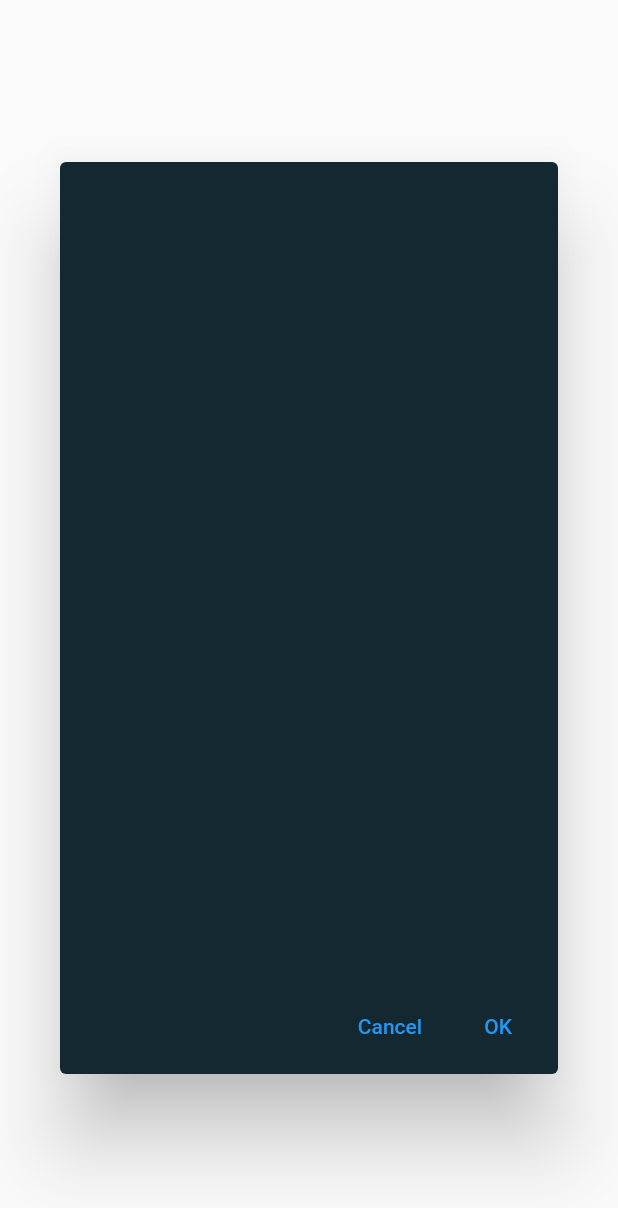
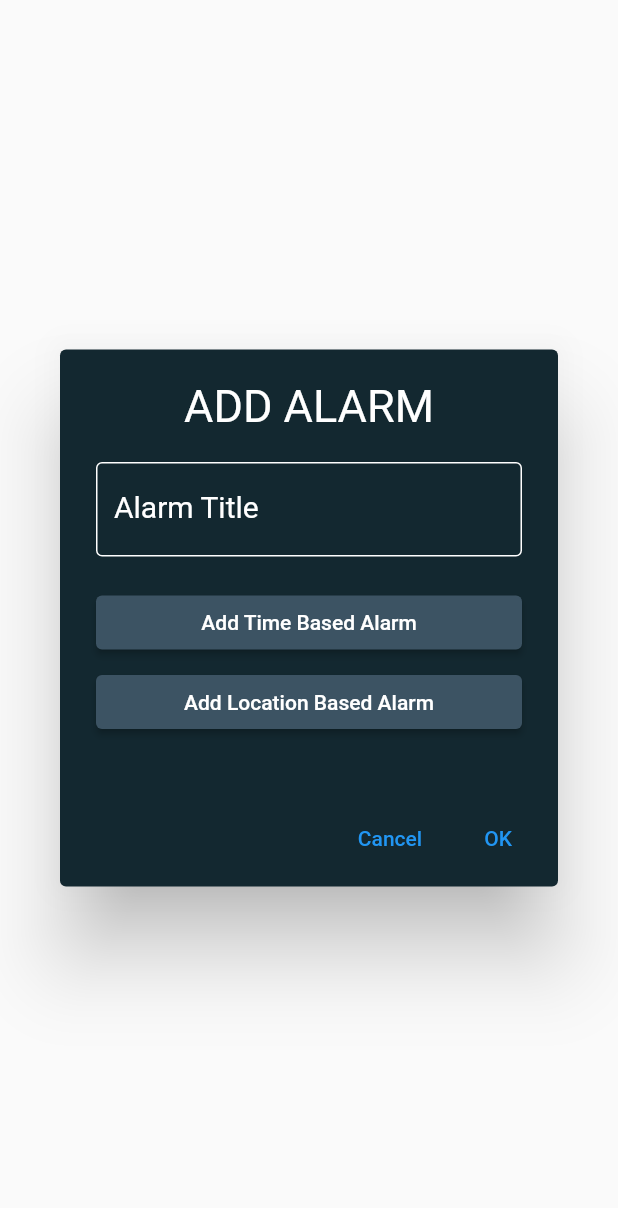
Before and after one commit to YeasirAR/smart_notify, a Flutter app: the CreateAlarm widget shown alone on an empty page, opened directly, on a phone screen of 412 x 824 dp. Shown: the top 1208 px of the screen. Run offline on Flutter 3.47's test engine with Material 2 defaults, Android fonts, the phone set to English and light mode, and no system bars; our stand-ins replace flutter_switch, font_awesome_flutter, google_nav_bar, hive_flutter, line_icons; missing offline and left inert: flutter_ringtone_player; accounts and stored records are empty.

Commit message:
Add Time Based Alarm

```diff
--- a/lib/alarm/createAlarm.dart
+++ b/lib/alarm/createAlarm.dart
@@ -10,16 +10,80 @@ class CreateAlarm extends StatefulWidget {
 class _CreateAlarmState extends State<CreateAlarm> {
   @override
   Widget build(BuildContext context) {
+    void createTimeAlarm() async {
+      TimeOfDay _time = TimeOfDay(hour: 7, minute: 15);
+      final TimeOfDay? newTime = await showTimePicker(
+        context: context,
+        initialTime: _time,
+      );
+    }
+
     return AlertDialog(
       backgroundColor: Color.fromARGB(255, 19, 40, 48),
       content: Container(
           alignment: Alignment.center,
-            height: 500,
+          height: 250,
           width: 400,
+          child: Column(
+            children: <Widget>[
+              Padding(
+                padding: const EdgeInsets.only(bottom: 20),
+                child: Text(
+                  "ADD ALARM",
+                  style: TextStyle(color: Colors.white, fontSize: 30),
                 ),
+              ),
+              TextFormField(
+                onChanged: (value) {},
+                decoration: InputDecoration(
+                    label: Text("Alarm Title",
+                        style: TextStyle(color: Colors.white, fontSize: 20)),
+                    disabledBorder: OutlineInputBorder(
+                        borderSide: BorderSide(color: Colors.white)),
+                    enabledBorder: OutlineInputBorder(
+                        borderSide: BorderSide(color: Colors.white)),
+                    focusedBorder: OutlineInputBorder(
+                        borderSide: BorderSide(width: 3, color: Colors.white)),
+                    border: OutlineInputBorder(
+                        borderSide: BorderSide(color: Colors.white)),
+                    hintText: 'Enter alarm title',
+                    hintStyle: TextStyle(
+                        color: Color.fromARGB(255, 150, 148, 148),
+                        fontSize: 20)),
+              ),
+              Padding(
+                padding: const EdgeInsets.only(top: 20, bottom: 5),
+                child: SizedBox(
+                  width: 500,
+                  child: ElevatedButton(
+                      style: ElevatedButton.styleFrom(
+                        backgroundColor: const Color.fromARGB(255, 60, 83, 99),
+                      ),
+                      onPressed: () {
+                        setState(() {
+                          Navigator.pop(context);
+                          createTimeAlarm();
+                        });
+                      },
+                      child: const Text('Add Time Based Alarm')),
+                ),
+              ),
+              SizedBox(
+                width: 500,
+                child: ElevatedButton(
+                    style: ElevatedButton.styleFrom(
+                      backgroundColor: const Color.fromARGB(255, 60, 83, 99),
+                    ),
+                    onPressed: (() => {}),
+                    child: const Text('Add Location Based Alarm')),
+              ),
+            ],
+          )),
       actions: <Widget>[
         TextButton(
-              onPressed: () => Navigator.pop(context, 'Cancel'),
+          onPressed: () {
+            Navigator.pop(context, 'Cancel');
+          },
           child: const Text('Cancel'),
         ),
         TextButton(
--- a/pubspec.yaml
+++ b/pubspec.yaml
@@ -43,6 +43,7 @@ dependencies:
   font_awesome_flutter: ^10.3.0
   flutter_launcher_icons: "^0.11.0"
   flutter_switch: ^0.3.2
+  flutter_ringtone_player: ^3.2.0
   # is_first_run: ^1.0.0
 
 dev_dependencies:
```
Also changed, not shown: lib/alarm/alarm.dart (+18 -6 lines), lib/database/round-button.dart (added, +25 -0 lines), lib/homepage.dart (+3 -4 lines), lib/timer/timer.dart (+159 -0 lines), pubspec.lock. Lines whose indentation alone changed are shown as unchanged.
